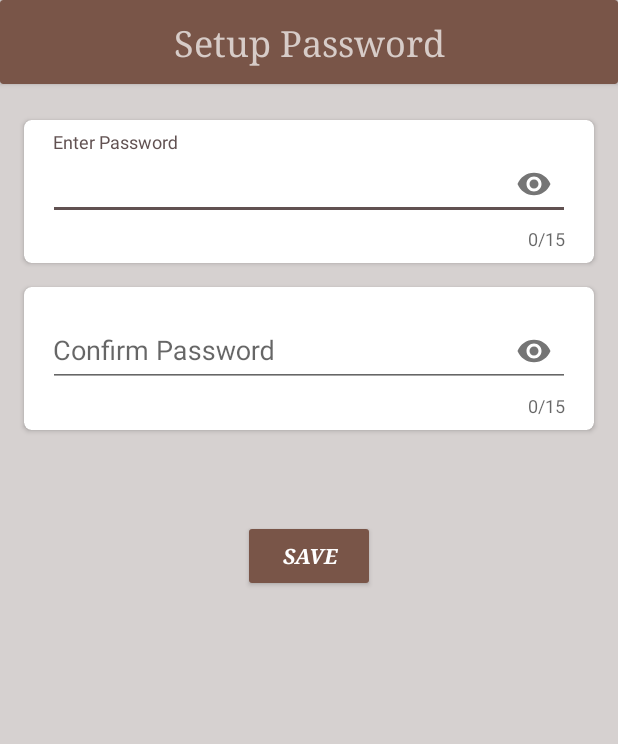
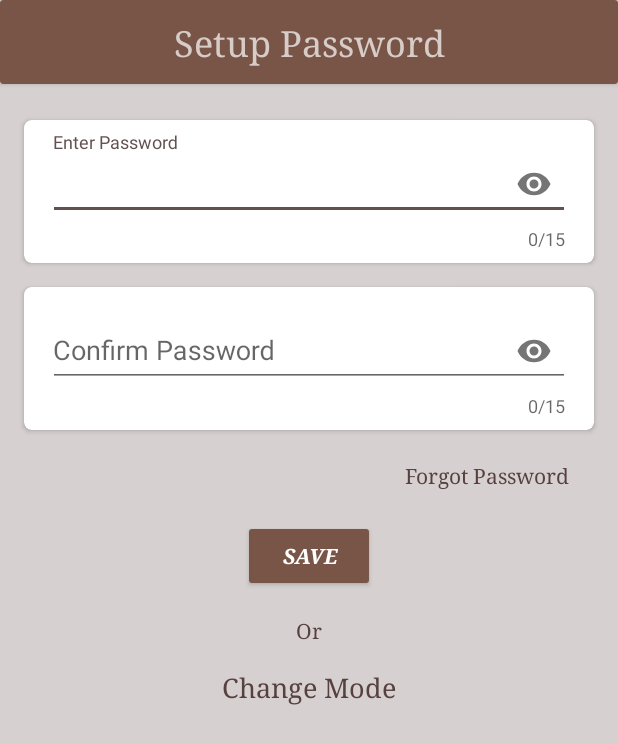
Before and after one commit to rkumar0206/PasswordSaver, an Android app: the AppPasswordFragment screen opened directly, with no data from a screen before it, on a phone screen of 412 x 824 dp. Shown: the top 744 px of the screen. Run offline under Robolectric (Android 15) with nearby library versions, the phone set to English and light mode, and no system bars; our stand-ins replace Dagger/Hilt's generated code, Firebase (no records; nobody signed in at launch, a user with empty details on screens opened directly), Room's generated code; libraries missing offline, so code that uses them is left out: androidx.hilt.lifecycle.

Commit message:
-> minor change

```diff
--- a/app/src/main/java/com/rohitthebest/passwordsaver/ui/fragments/AppPasswordFragment.kt
+++ b/app/src/main/java/com/rohitthebest/passwordsaver/ui/fragments/AppPasswordFragment.kt
@@ -1,5 +1,6 @@
 package com.rohitthebest.passwordsaver.ui.fragments
 
+import android.app.AlertDialog
 import android.content.Intent
 import android.os.Bundle
 import android.text.Editable
@@ -124,6 +125,8 @@ class AppPasswordFragment : Fragment(), View.OnClickListener {
         binding.setupPasswordCL.setOnClickListener(this)
         binding.enterPasswordCL.setOnClickListener(this)
         binding.confirmBtn.setOnClickListener(this)
+        binding.forgotPsswordTV.setOnClickListener(this)
+        binding.changeModeTV.setOnClickListener(this)
     }
 
 
@@ -148,6 +151,18 @@ class AppPasswordFragment : Fragment(), View.OnClickListener {
 
                     binding.enterPasswordET.error = EDITTEXT_EMPTY_MESSAGE
                 }
+            }
+
+            binding.forgotPsswordTV.id -> {
+
+                AlertDialog.Builder(requireContext())
+                    .setTitle("Forgot Password?")
+                    .setMessage("Try changing mode to online ")
+            }
+
+            binding.changeModeTV.id -> {
+
+
             }
         }
 
--- a/app/src/main/java/com/rohitthebest/passwordsaver/ui/fragments/HomeFragment.kt
+++ b/app/src/main/java/com/rohitthebest/passwordsaver/ui/fragments/HomeFragment.kt
@@ -502,6 +502,8 @@ class HomeFragment : Fragment(R.layout.fragment_home), View.OnClickListener,
                     } catch (e: Exception) {
                         e.printStackTrace()
                     }
+                } else {
+                    showToast(requireContext(), "Password does not match!!!")
                 }
             }
         }
--- a/app/src/main/res/layout/fragment_app_password.xml
+++ b/app/src/main/res/layout/fragment_app_password.xml
@@ -158,6 +158,43 @@
             app:layout_constraintStart_toStartOf="parent"
             app:layout_constraintTop_toBottomOf="@+id/cardView13" />
 
+        <TextView
+            android:id="@+id/textView15"
+            android:layout_width="wrap_content"
+            android:layout_height="wrap_content"
+            android:layout_marginTop="16dp"
+            android:fontFamily="serif"
+            android:text="Or"
+            android:textColor="@color/textColor"
+            app:layout_constraintEnd_toEndOf="@+id/saveBtn"
+            app:layout_constraintStart_toStartOf="@+id/saveBtn"
+            app:layout_constraintTop_toBottomOf="@+id/saveBtn" />
+
+        <TextView
+            android:id="@+id/changeModeTV"
+            android:layout_width="wrap_content"
+            android:layout_height="wrap_content"
+            android:layout_marginTop="16dp"
+            android:fontFamily="serif"
+            android:text="@string/change_mode"
+            android:textColor="@color/textColor"
+            android:textSize="18sp"
+            app:layout_constraintEnd_toEndOf="@+id/saveBtn"
+            app:layout_constraintStart_toStartOf="@+id/saveBtn"
+            app:layout_constraintTop_toBottomOf="@+id/textView15" />
+
+        <TextView
+            android:id="@+id/forgotPsswordTV"
+            android:layout_width="wrap_content"
+            android:layout_height="wrap_content"
+            android:layout_marginEnd="16dp"
+            android:fontFamily="serif"
+            android:text="Forgot Password"
+            android:textColor="@color/textColor"
+            app:layout_constraintBottom_toTopOf="@+id/saveBtn"
+            app:layout_constraintEnd_toEndOf="@+id/cardView13"
+            app:layout_constraintTop_toBottomOf="@+id/cardView13" />
+
 
     </androidx.constraintlayout.widget.ConstraintLayout>
 
--- a/app/src/main/res/navigation/app_navigation.xml
+++ b/app/src/main/res/navigation/app_navigation.xml
@@ -18,7 +18,9 @@
             app:exitAnim="@anim/slide_out_left"
             app:popEnterAnim="@anim/slide_in_left"
             app:popExitAnim="@anim/slide_out_right"
-            app:popUpToInclusive="false" />
+
+            app:popUpTo="@id/introductionFragment"
+            app:popUpToInclusive="true" />
 
     </fragment>
     <fragment
@@ -62,8 +64,7 @@
 
             app:exitAnim="@anim/slide_out_left"
             app:popEnterAnim="@anim/slide_in_left"
-            app:popExitAnim="@anim/fade_out"
-            app:popUpToInclusive="false" />
+            app:popExitAnim="@anim/fade_out" />
         <action
             android:id="@+id/action_appPasswordFragment_to_introductionFragment"
             app:destination="@id/introductionFragment"
```
